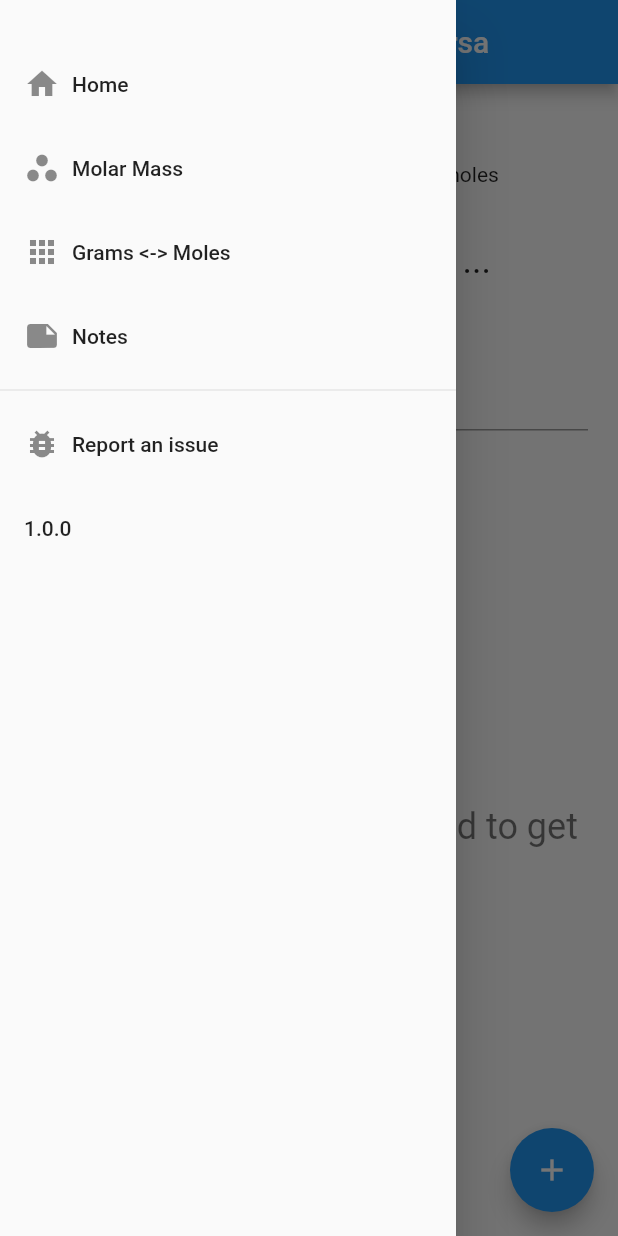
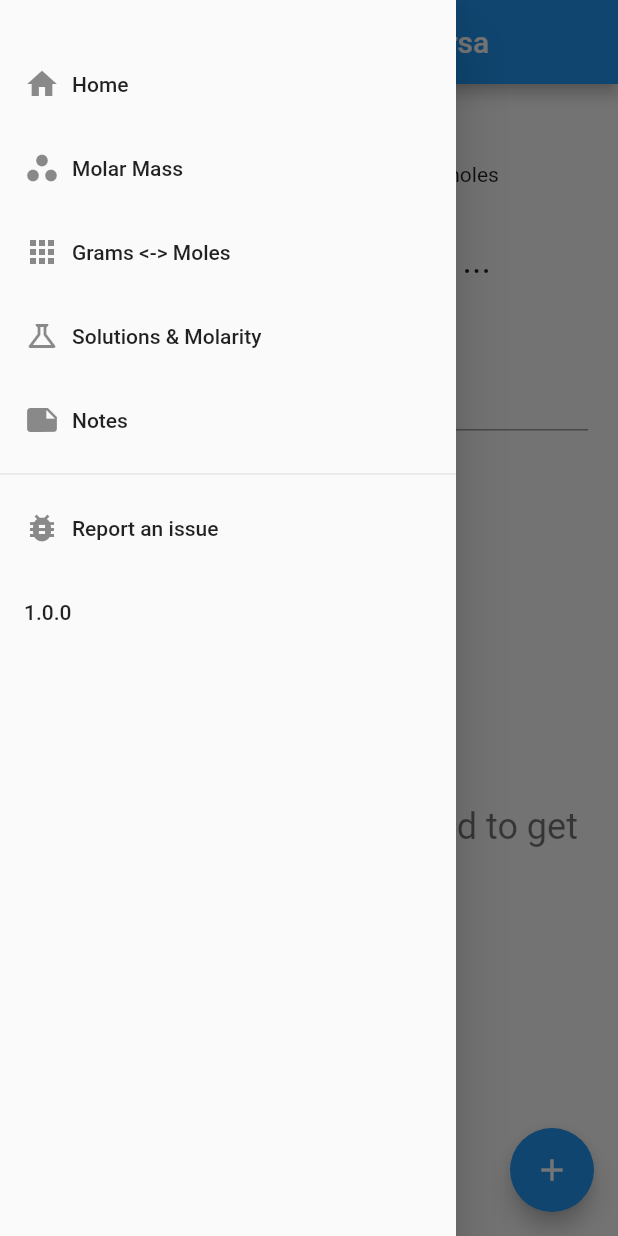
Before and after one commit to IncPlusPlus/chemistry-catalyst, a Flutter app: the GramsMolesCalculator screen opened by its route, with the side drawer open, on a phone screen of 412 x 824 dp. Run offline on Flutter 3.47's test engine with Material 2 defaults, Android fonts, the light colour scheme and no system bars; drawn by our look-alikes of auto_size_text; our stand-ins replace decimal, package_info_plus; missing offline and left inert: autocomplete_textfield_ns, create_atom, more, periodic_table.

Commit message:
Add grams moles calculator to screens file (#25)
* Add solutions_molarity.dart

* Add solutions_molarity.dart to the routes, screens, and drawer

* Add grams & moles calculator to the screens file

```diff
--- a/lib/routes.dart
+++ b/lib/routes.dart
@@ -1,4 +1,3 @@
-import 'package:chem_catalyst/screens/grams_moles.dart';
 import 'package:flutter/material.dart';
 import 'package:chem_catalyst/screens.dart';
 
@@ -7,6 +6,7 @@ class Routes {
     HomePage.routeName: (context) => const HomePage(),
     MolarMass.routeName: (context) => const MolarMass(),
     GramsMolesCalculator.routeName: (context) => const GramsMolesCalculator(),
+    SolutionsAndMolarity.routeName: (context) => const SolutionsAndMolarity(),
     TextScreen.routeName: (context) => TextScreen(),
   };
 }
--- a/lib/screens.dart
+++ b/lib/screens.dart
@@ -1,3 +1,5 @@
 export 'screens/home_screen.dart';
 export 'screens/molar_mass.dart';
+export 'screens/grams_moles.dart';
+export 'screens/solutions_molarity.dart';
 export 'screens/text_input_screen.dart';
--- a/lib/widget/drawer.dart
+++ b/lib/widget/drawer.dart
@@ -1,6 +1,5 @@
 import 'package:chem_catalyst/screens.dart';
 import 'package:chem_catalyst/util/app_info.dart';
-import 'package:chem_catalyst/screens/grams_moles.dart';
 import 'package:flutter/material.dart';
 
 /// The app's drawer.
@@ -31,6 +30,12 @@ class AppDrawer extends StatelessWidget {
             text: 'Grams <-> Moles',
             onTap: () => Navigator.pushReplacementNamed(
                 context, GramsMolesCalculator.routeName),
+          ),
+          _createDrawerItem(
+            icon: Icons.science_outlined,
+            text: 'Solutions & Molarity',
+            onTap: () => Navigator.pushReplacementNamed(
+                context, SolutionsAndMolarity.routeName),
           ),
           _createDrawerItem(
             icon: Icons.note,
```
Also changed, not shown: lib/screens/solutions_molarity.dart (added, +17 -0 lines).
